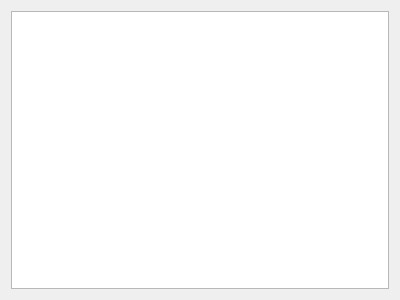
The window that sprite_class/widget.ui (dluschan/Coridor) describes before a commit, drawn with Qt 5.
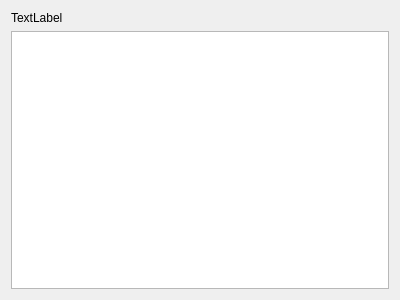
The same window after the commit.

What changed in the file:
```diff
--- a/sprite_class/widget.ui
+++ b/sprite_class/widget.ui
@@ -14,9 +14,16 @@
    <string>Widget</string>
   </property>
   <layout class="QGridLayout" name="gridLayout">
-   <item row="0" column="0">
+   <item row="1" column="0">
     <widget class="QGraphicsView" name="graphicsView"/>
    </item>
+   <item row="0" column="0">
+    <widget class="QLabel" name="label">
+     <property name="text">
+      <string>TextLabel</string>
+     </property>
+    </widget>
+   </item>
   </layout>
  </widget>
  <layoutdefault spacing="6" margin="11"/>
```
